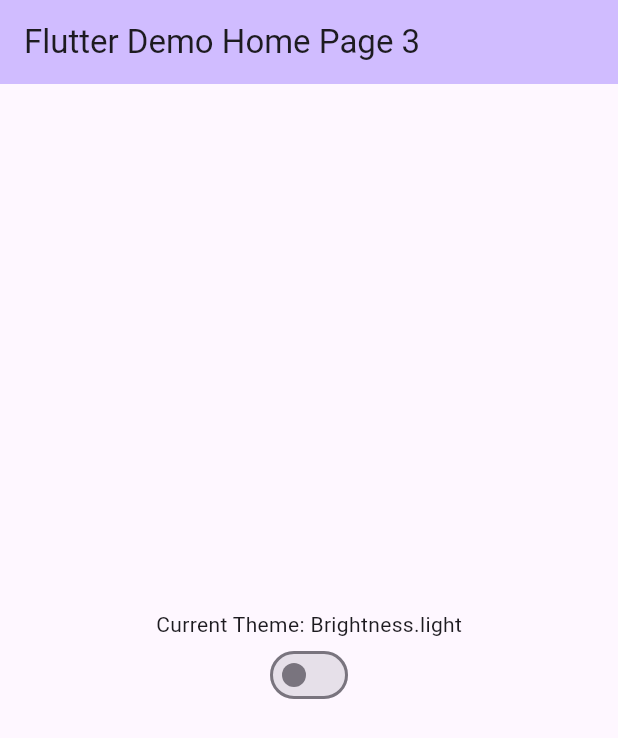
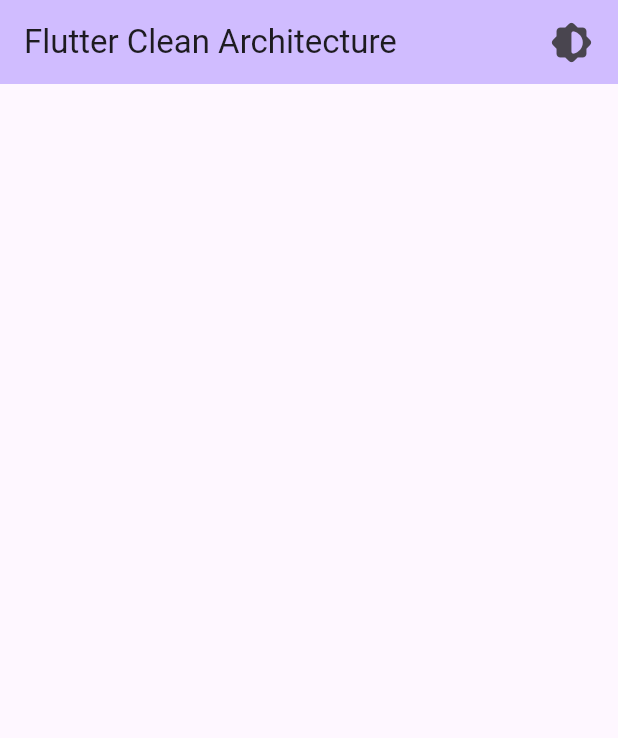
Before and after one commit to guizot/flutter_clean_architecture_boilerplate, a Flutter app: the screen it shows after launch, on a phone screen of 412 x 824 dp. Shown: the top 738 px of the screen. Run offline on Flutter 3.47's test engine with Material 3 defaults, Android fonts, the phone set to English and light mode, and no system bars; our stand-ins replace equatable, flutter_bloc, get_it, shared_preferences.

Commit message:
Theme service works

```diff
--- a/lib/injector.dart
+++ b/lib/injector.dart
@@ -10,8 +10,7 @@ Future<void> init() async {
   /// PRESENTATION LAYER
   sl.registerFactory(
     () => HomeCubit(
-      sharedPreferenceDataSource: sl(),
-      themeService: sl()
+      sharedPreferenceDataSource: sl()
     ),
   );
   sl.registerFactory(
--- a/lib/main.dart
+++ b/lib/main.dart
@@ -2,6 +2,7 @@ import 'package:flutter/material.dart';
 import 'package:flutter_clean_architecture/injector.dart' as di;
 import 'package:flutter_clean_architecture/presentation/core/routes.dart';
 import 'package:flutter_clean_architecture/presentation/core/services/theme_service.dart';
+import 'package:flutter_clean_architecture/presentation/core/utils/theme_service_values.dart';
 import 'package:provider/provider.dart';
 import 'injector.dart';
 
@@ -13,16 +14,26 @@ void main() async {
   /// INIT DEPENDENCY INJECTION
   await di.init();
 
-  /// INIT THEME SERVICE
-  final themeService = sl<ThemeService>();
-  await themeService.init();
-
+  /// RUN APP
   runApp(const MainApp());
 
 }
 
 class MainApp extends StatelessWidget {
   const MainApp({super.key});
+
+  ThemeMode currentThemeMode(ThemeService notifier) {
+    switch(notifier.themeMode) {
+      case ThemeServiceValues.light:
+        return ThemeMode.light;
+      case ThemeServiceValues.dark:
+        return ThemeMode.dark;
+      case ThemeServiceValues.system:
+        return ThemeMode.system;
+      default:
+        return ThemeMode.system;
+    }
+  }
 
   @override
   Widget build(BuildContext context) {
@@ -40,8 +51,8 @@ class MainApp extends StatelessWidget {
             onGenerateRoute: Routes.generate,
             theme: ThemeData.light(),
             darkTheme: ThemeData.dark(),
-            // theme: notifier.themeMode
-            themeMode: ThemeMode.system,
+            themeMode: currentThemeMode(notifier),
+            //   theme: notifier.isDark ? ThemeData.dark() : ThemeData.light()
           );
         },
       ),
--- a/lib/presentation/core/services/theme_service.dart
+++ b/lib/presentation/core/services/theme_service.dart
@@ -1,42 +1,31 @@
 import 'package:flutter/material.dart';
 import 'package:flutter_clean_architecture/data/datasources/shared_preferences_data_source.dart';
+import 'package:flutter_clean_architecture/presentation/core/utils/theme_service_values.dart';
 import '../../../data/utils/shared_preferences_values.dart';
 
 class ThemeService extends ChangeNotifier {
 
-  ThemeData _themeMode = ThemeData.light();
-  ThemeData get themeMode => _themeMode;
-  set themeMode(ThemeData themeData) {
-    _themeMode = themeData;
+  final SharedPreferenceDataSource sharedPreferenceDataSource;
+  ThemeService({required this.sharedPreferenceDataSource}) {
+    _themeMode = ThemeServiceValues.system;
+    getPreferences();
+  }
+
+  late String _themeMode;
+  String get themeMode => _themeMode;
+
+  set themeMode(String value) {
+    _themeMode = value;
+    sharedPreferenceDataSource.setString(SharedPreferencesValues.currentTheme, value);
     notifyListeners();
   }
 
-  final SharedPreferenceDataSource sharedPreferenceDataSource;
-  ThemeService({required this.sharedPreferenceDataSource});
-
-  Future<void> init() async {
-    final savedThemeMode = await sharedPreferenceDataSource.getString(SharedPreferencesValues.currentTheme);
-    if (savedThemeMode == 'dark') {
-      _themeMode = ThemeData.dark();
-    } else if (savedThemeMode == 'light') {
-      _themeMode = ThemeData.light();
-    } else {
-      _themeMode = ThemeData.light();
-      sharedPreferenceDataSource.setString(SharedPreferencesValues.currentTheme, 'light');
+  getPreferences() async {
+    _themeMode = await sharedPreferenceDataSource.getString(SharedPreferencesValues.currentTheme);
+    if(_themeMode == "") {
+      themeMode = ThemeServiceValues.system;
     }
     notifyListeners();
   }
 
-  void toggleTheme() {
-    if (_themeMode == ThemeData.light()) {
-      _themeMode = ThemeData.dark();
-      sharedPreferenceDataSource.setString(SharedPreferencesValues.currentTheme, 'dark');
-      notifyListeners();
-    } else {
-      _themeMode = ThemeData.light();
-      sharedPreferenceDataSource.setString(SharedPreferencesValues.currentTheme, 'light');
-      notifyListeners();
-    }
-  }
-
 }
--- /dev/null
+++ b/lib/presentation/core/utils/theme_service_values.dart
@@ -0,0 +1,7 @@
+class ThemeServiceValues {
+
+  static const String light = 'Light';
+  static const String dark = 'Dark';
+  static const String system = 'System';
+
+}
--- a/lib/presentation/pages/home/cubit/home_cubit.dart
+++ b/lib/presentation/pages/home/cubit/home_cubit.dart
@@ -1,8 +1,5 @@
-import 'package:flutter/material.dart';
 import 'package:flutter_bloc/flutter_bloc.dart';
 import 'package:flutter_clean_architecture/data/datasources/shared_preferences_data_source.dart';
-import '../../../../data/utils/shared_preferences_values.dart';
-import '../../../../injector.dart';
 import '../../../core/services/theme_service.dart';
 import 'home_state.dart';
 
@@ -10,19 +7,11 @@ class HomeCubit extends Cubit<HomeCubitState> {
 
   /// REGION: INIT CUBIT
   final SharedPreferenceDataSource sharedPreferenceDataSource;
-  final ThemeService themeService;
-  HomeCubit({
-    required this.sharedPreferenceDataSource,
-    required this.themeService
-  }) : super(HomeInitial());
+  HomeCubit({required this.sharedPreferenceDataSource}) : super(HomeInitial());
 
   /// TOGGLE THEME
-  void toggleTheme(ThemeService notifier) {
-    if(notifier.themeMode == ThemeData.dark()) {
-      notifier.themeMode = ThemeData.light();
-    } else {
-      notifier.themeMode = ThemeData.dark();
-    }
+  void toggleTheme(ThemeService notifier, String theme) {
+    notifier.themeMode = theme;
   }
 
 }
--- a/lib/presentation/pages/home/home.dart
+++ b/lib/presentation/pages/home/home.dart
@@ -1,8 +1,8 @@
 import 'package:flutter/material.dart';
 import 'package:flutter_bloc/flutter_bloc.dart';
+import 'package:flutter_clean_architecture/presentation/core/utils/theme_service_values.dart';
 import 'package:flutter_clean_architecture/presentation/pages/home/cubit/home_cubit.dart';
 import 'package:provider/provider.dart';
-
 import '../../../injector.dart';
 import '../../core/services/theme_service.dart';
 
@@ -13,7 +13,7 @@ class HomeWrapperProvider extends StatelessWidget {
   Widget build(BuildContext context) {
     return BlocProvider(
       create: (context) => sl<HomeCubit>(),
-      child: const HomePage(title: "Flutter Demo Home Page 3"),
+      child: const HomePage(title: "Flutter Clean Architecture"),
     );
   }
 }
@@ -28,34 +28,75 @@ class HomePage extends StatefulWidget {
 
 class _HomePageState extends State<HomePage> {
 
+  PopupMenuButton popUpMenu(context, ThemeService notifier) {
+    return PopupMenuButton(
+          offset: const Offset(0, 35),
+          child: const Padding(
+            padding: EdgeInsets.only(right: 16.0),
+            child: Icon(Icons.brightness_medium_rounded, size: 30.0),
+          ),
+          onSelected: (theme) {
+            BlocProvider.of<HomeCubit>(context).toggleTheme(notifier, theme);
+          },
+          itemBuilder: (ctx) => [
+            popUpItem(notifier, ThemeServiceValues.light),
+            popUpItem(notifier, ThemeServiceValues.dark),
+            popUpItem(notifier, ThemeServiceValues.system)
+          ]
+      );
+  }
+
+  PopupMenuItem popUpItem(ThemeService notifier, String theme) {
+    return PopupMenuItem(
+      value: theme,
+      child: Row(
+        children: [
+          Padding(
+              padding: const EdgeInsets.only(right: 12.0),
+              child: ClipOval(
+                  child: Container(
+                    width: 16,
+                    height: 16,
+                    decoration: BoxDecoration(
+                        color: notifier.themeMode == theme ? Colors.green : Colors.grey
+                    ),
+                  )
+              )
+          ),
+          Text(
+            theme,
+            style: const TextStyle(fontSize: 15),
+          ),
+        ],
+      ),
+    );
+  }
+
   @override
   Widget build(BuildContext context) {
+    return Consumer<ThemeService> (
+        builder: (context, ThemeService notifier, child) {
           return Scaffold(
             appBar: AppBar(
-        backgroundColor: Theme.of(context).colorScheme.inversePrimary,
+              backgroundColor: Theme
+                  .of(context)
+                  .colorScheme
+                  .inversePrimary,
               title: Text(widget.title),
+              actions: [
+                popUpMenu(context, notifier),
+              ],
             ),
-      body: Center(
-        child: Consumer<ThemeService> (
-          builder: (context, ThemeService notifier, child) {
-            return Column(
+            body: const Center(
+                child: Column(
                   mainAxisAlignment: MainAxisAlignment.center,
-              children: [
-                Text('Current Theme: ${notifier.themeMode.brightness}'),
-                Switch(
-                  value: notifier.themeMode.brightness == Brightness.light ? false : true,
-                  onChanged: (value) {
-                    BlocProvider.of<HomeCubit>(context).toggleTheme(notifier);
-                  },
-                  activeTrackColor: Colors.lightGreenAccent,
-                  activeColor: Colors.green,
-                )
-              ],
-            );
-          },
+                  crossAxisAlignment: CrossAxisAlignment.center,
+                  children: [ ],
                 )
             ),
           );
         }
+    );
+  }
 
 }
```
Also changed, not shown: pubspec.lock. Lines whose indentation alone changed are shown as unchanged.
